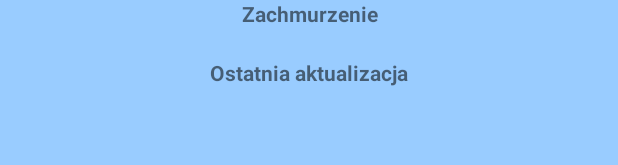
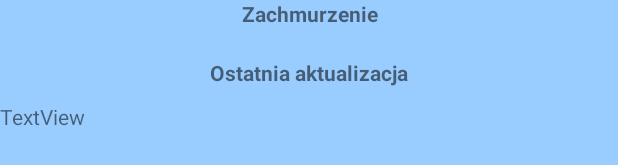
Before and after one commit to DanielMroczkowski/pam-2018-e5c1s1-pogodaapp, an Android app: the layout test.xml on its own in the app's theme, with its tools: preview values and no code run, on a phone screen of 412 x 824 dp. Shown: the part 223-388 px from the top of the screen. Run offline under Robolectric (Android 15) with nearby library versions, the light colour scheme and no system bars.

Commit message:
Nowe pole tekstowe test.xml

```diff
--- a/app/src/main/res/layout/test.xml
+++ b/app/src/main/res/layout/test.xml
@@ -108,5 +108,11 @@
             android:textStyle="bold" />
     </LinearLayout>
 
+    <TextView
+        android:id="@+id/textView7"
+        android:layout_width="match_parent"
+        android:layout_height="wrap_content"
+        android:text="TextView" />
+
 
 </LinearLayout>
```
